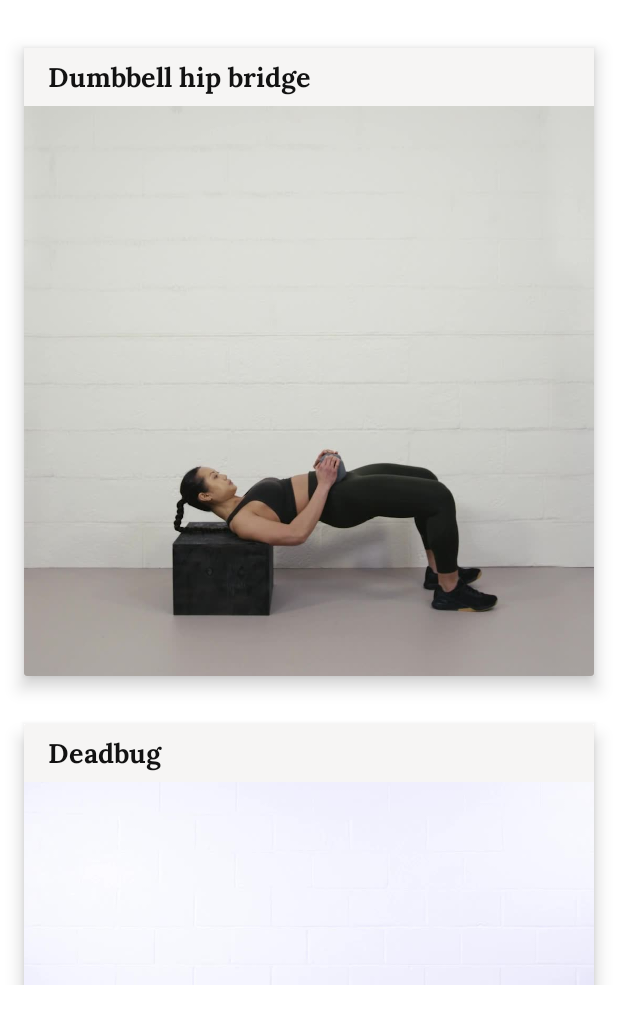
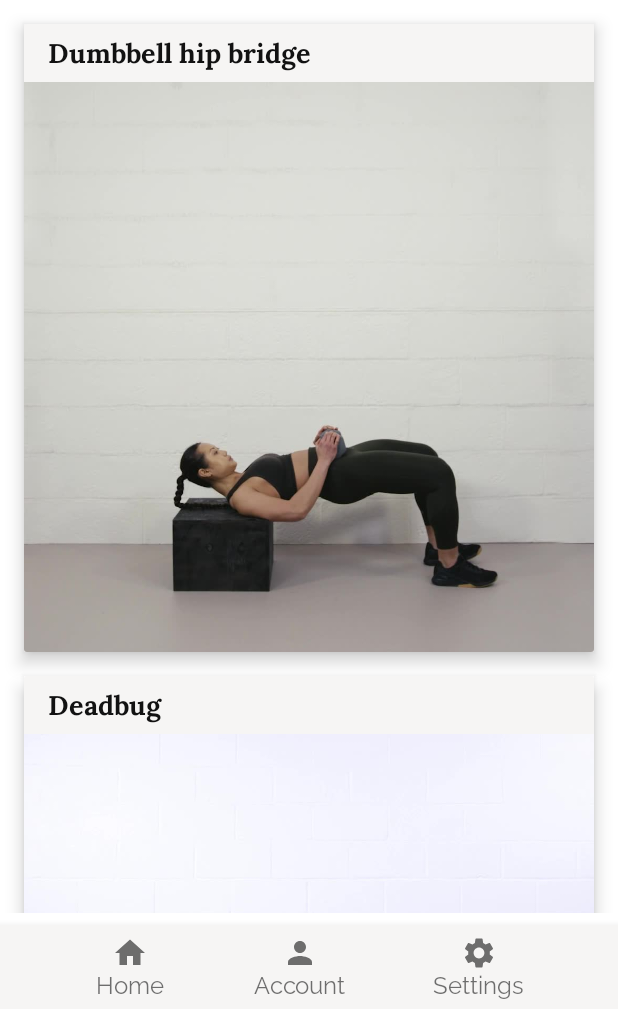
Before and after one commit to stressed-owl/FatBurn, an Android app built with Jetpack Compose: the screen it shows after launch (MainActivity), on a phone screen of 412 x 824 dp, the part 227-1236 px from its top. Run offline under Robolectric (Android 15) with nearby library versions, the phone set to English and light mode, and no system bars.

Commit message:
Bottom App Bar was added with different sections. In FatBurnExerciseList composable function an algorithm was applied to padding the last item in the list

```diff
--- a/app/src/main/java/com/cute_white_bear/fitnessapp/MainActivity.kt
+++ b/app/src/main/java/com/cute_white_bear/fitnessapp/MainActivity.kt
@@ -17,8 +17,13 @@ import androidx.compose.foundation.lazy.LazyColumn
 import androidx.compose.foundation.lazy.items
 import androidx.compose.foundation.shape.RoundedCornerShape
 import androidx.compose.material.*
+import androidx.compose.material.icons.Icons
+import androidx.compose.material.icons.filled.Home
+import androidx.compose.material.icons.filled.Person
+import androidx.compose.material.icons.filled.Settings
 import androidx.compose.runtime.*
 import androidx.compose.runtime.saveable.rememberSaveable
+import androidx.compose.ui.Alignment
 import androidx.compose.ui.Modifier
 import androidx.compose.ui.res.painterResource
 import androidx.compose.ui.res.stringResource
@@ -60,6 +65,9 @@ fun FatBurnUI(modifier: Modifier = Modifier) {
         topBar = {
             FatBurnTopAppBar()
         },
+        bottomBar = {
+            FatBurnBottomAppBar()
+        }
     ) {
         Column { FatBurnExerciseList(DataSource.list) }
     }
@@ -73,8 +81,7 @@ fun FatBurnTopAppBar(
         .fillMaxWidth()
         .background(MaterialTheme.colors.primary)
     ) {
-        Row(modifier = modifier.padding(8.dp),
-        ) {
+        Row(modifier = modifier.padding(8.dp)) {
             Image(
                 painter = painterResource(R.drawable.fitness_logo),
                 contentDescription = null,
@@ -90,10 +97,32 @@ fun FatBurnTopAppBar(
 }
 
 @Composable
-fun FatBurnBottomAppBar(
-    modifier: Modifier = Modifier
-) {
-    // TODO: To add bottom app bar
+fun FatBurnBottomAppBar(modifier: Modifier = Modifier) {
+    BottomAppBar {
+        Row(modifier = modifier
+            .fillMaxWidth(),
+            horizontalArrangement = Arrangement.SpaceEvenly
+        ) {
+            IconButton(onClick = {}) {
+                Column(horizontalAlignment = Alignment.CenterHorizontally) {
+                    Icon(Icons.Default.Home, contentDescription = null)
+                    Text(text = stringResource(R.string.home))
+                }
+            }
+            IconButton(onClick = {}) {
+                Column(horizontalAlignment = Alignment.CenterHorizontally) {
+                    Icon(Icons.Default.Person, contentDescription = null)
+                    Text(text = stringResource(R.string.account))
+                }
+            }
+            IconButton(onClick = {}) {
+                Column(horizontalAlignment = Alignment.CenterHorizontally) {
+                    Icon(Icons.Default.Settings, contentDescription = null)
+                    Text(text = stringResource(R.string.settings))
+                }
+            }
+        }
+    }
 }
 
 @Composable
@@ -155,9 +184,20 @@ fun FatBurnExerciseList(
     exerciseList: List<Exercise>,
     modifier: Modifier = Modifier,
 ) {
+    /**
+     * if element is the last one in the list, we add additional padding to it
+     * to beautifully display card. Otherwise, newly added bottom app bar would overlap
+     * the last card in the list and it would be difficult to see the additional information
+     * about the exercise
+     */
+    var bottomDp = 0
+    for (exercise in exerciseList) {
+        bottomDp = if (exercise.id == exerciseList.lastIndex + 1) 64 else 16
+    }
+
     LazyColumn(
-        verticalArrangement = Arrangement.spacedBy(32.dp),
-        modifier = modifier.padding(16.dp)
+        verticalArrangement = Arrangement.spacedBy(16.dp),
+        modifier = modifier.padding(start = 16.dp, top = 16.dp, end = 16.dp, bottom = bottomDp.dp)
     ) {
         item { FatBurnDescriptionText() }
         items(exerciseList) { exercise ->
```
